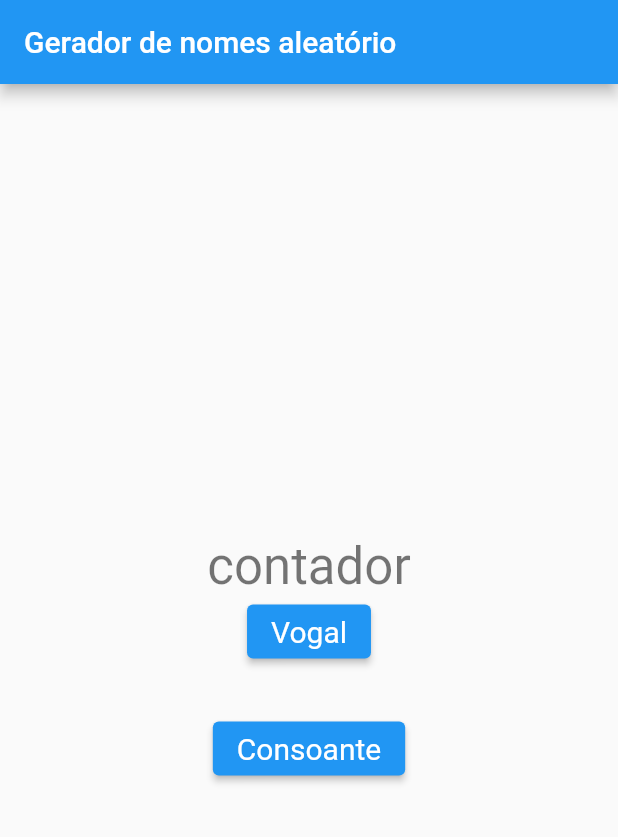
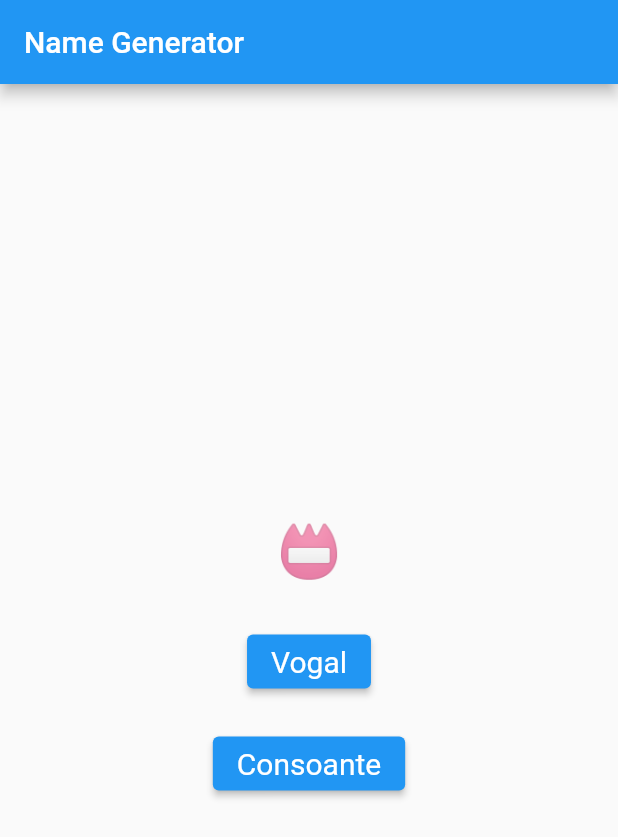
Before and after one commit to pedroGNF/random-name, a Flutter app: the screen it shows after launch, after a tap on "Consoante", on a phone screen of 412 x 824 dp. Shown: the top 837 px of the screen. Run offline on Flutter 3.47's test engine with Material 2 defaults, Android fonts, the light colour scheme and no system bars.

Commit message:
counter visor, added

```diff
--- a/lib/main.dart
+++ b/lib/main.dart
@@ -6,7 +6,7 @@ void main() => runApp(const MyApp());
 class MyApp extends StatelessWidget {
   const MyApp({super.key});
 
-  static const String _title = 'Gerador de nomes aleatório';
+  static const String _title = 'Name Generator';
 
   @override
   Widget build(BuildContext context) {
@@ -32,13 +32,8 @@ extension Shuffle on String {
 }
 
 class _MyStatefulWidgetState extends State<MyStatefulWidget> {
-  var contador = 'banana';
+  var contador = "📛";
 
-  void aleatorio() {
-    setState(() {
-      contador;
-    });
-  }
 
   @override
   Widget build(BuildContext context) {
@@ -73,6 +68,18 @@ class _MyStatefulWidgetState extends State<MyStatefulWidget> {
       print(consoantes);
     }
 
+  void randomVogal() {
+    setState(() {
+      contador = vogais as String;
+    });
+  }
+
+    void randomConsoante() {
+    setState(() {
+      contador = consoantes as String;
+    });
+  }
+
     final ButtonStyle style =
         ElevatedButton.styleFrom(textStyle: const TextStyle(fontSize: 20));
     return Center(
@@ -80,18 +87,19 @@ class _MyStatefulWidgetState extends State<MyStatefulWidget> {
         mainAxisSize: MainAxisSize.min,
         children: <Widget>[
           Text(
-            'contador',
+            contador,
             style: Theme.of(context).textTheme.headline4,
-          ),
-          ElevatedButton(
-            style: style,
-            onPressed: () => {vogais[0]},
-            child: const Text('Vogal'),
           ),
           const SizedBox(height: 30),
           ElevatedButton(
             style: style,
-            onPressed: () => {aleatorio()},
+            onPressed: () => {randomVogal()},
+            child: const Text('Vogal'),
+          ),
+          const SizedBox(height: 20),
+          ElevatedButton(
+            style: style,
+            onPressed: () => {randomConsoante()},
             child: const Text('Consoante'),
           ),
         ],
```
